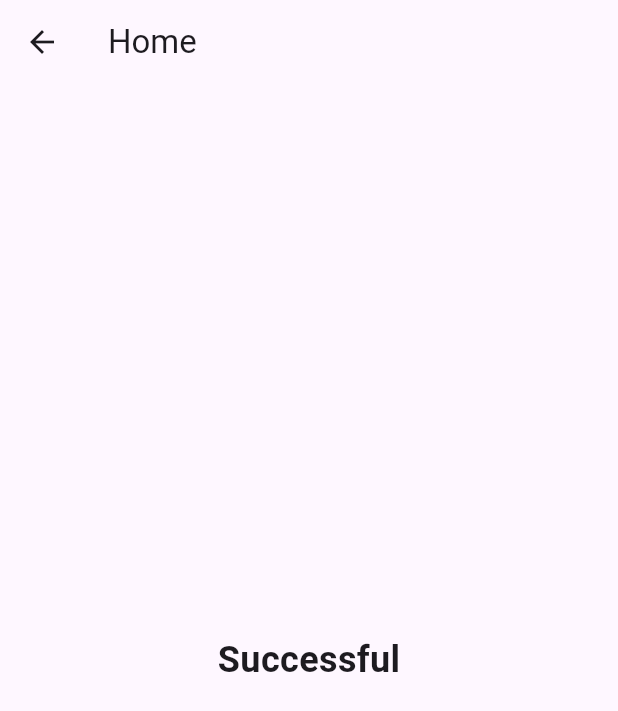
After one commit to aaidahartini/flutter_auth_mysql, a Flutter app: the Home screen opened by its route, on a phone screen of 412 x 824 dp. The commit adds this screen. Shown: the top 711 px of the screen. Run offline on Flutter 3.47's test engine with Material 3 defaults, Android fonts, the phone set to English and light mode, and no system bars.

Commit message:
Implement login functionality with API integration and add home screen

```diff
--- a/lib/main.dart
+++ b/lib/main.dart
@@ -1,5 +1,6 @@
 import 'package:flutter/material.dart';
 import 'screens/login.dart';
+import 'screens/home.dart';
 
 void main() {
   runApp(const MyApp());
@@ -14,6 +15,7 @@ class MyApp extends StatelessWidget {
       title: 'Flutter Auth',
       theme: ThemeData(primarySwatch: Colors.blue),
       home: const Login(),
+      routes: {'/home': (context) => const Home()},
       debugShowCheckedModeBanner: false,
     );
   }
--- /dev/null
+++ b/lib/screens/home.dart
@@ -0,0 +1,18 @@
+import 'package:flutter/material.dart';
+
+class Home extends StatelessWidget {
+  const Home({super.key});
+
+  @override
+  Widget build(BuildContext context) {
+    return Scaffold(
+      appBar: AppBar(title: const Text('Home')),
+      body: const Center(
+        child: Text(
+          'Successful',
+          style: TextStyle(fontSize: 24, fontWeight: FontWeight.bold),
+        ),
+      ),
+    );
+  }
+}
--- a/pubspec.yaml
+++ b/pubspec.yaml
@@ -30,7 +30,7 @@ environment:
 dependencies:
   flutter:
     sdk: flutter
-
+  http: ^0.13.6
   # The following adds the Cupertino Icons font to your application.
   # Use with the CupertinoIcons class for iOS style icons.
   cupertino_icons: ^1.0.8
```
Also changed, not shown: lib/api_server.dart (added, +17 -0 lines), lib/screens/login.dart (+23 -4 lines), pubspec.lock.
